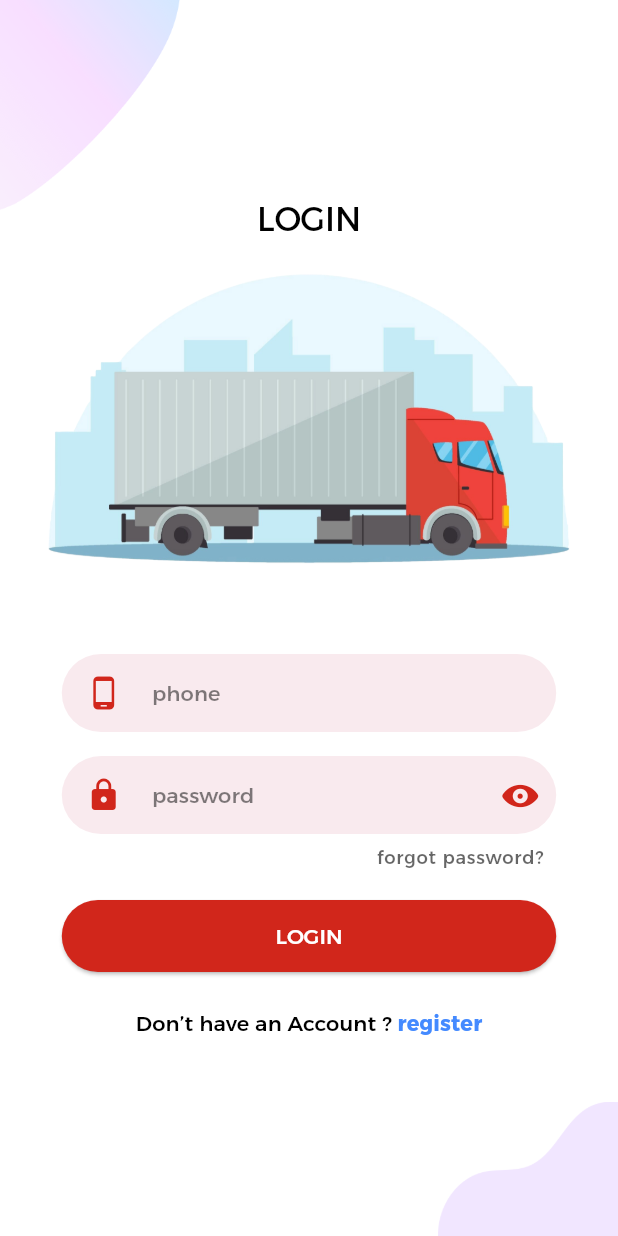
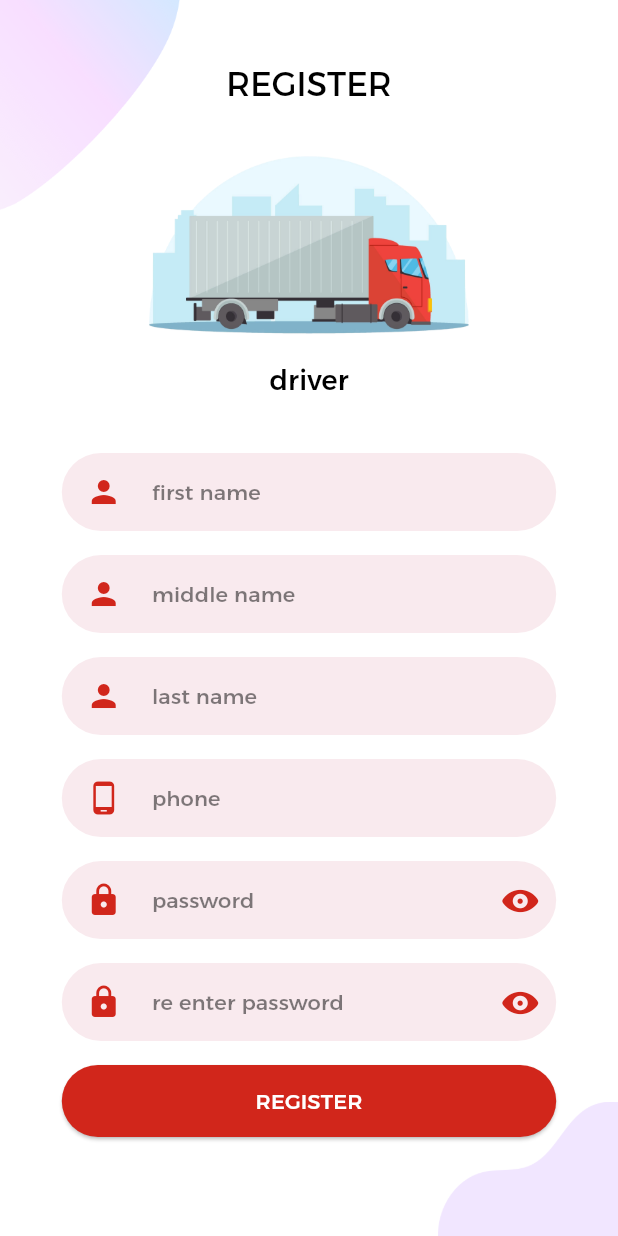
Before and after one commit to abd-Mohsen/shipping-app, a Flutter app: the screen it shows after launch, after a tap on "register", on a phone screen of 412 x 824 dp. Run offline on Flutter 3.47's test engine with Material 3 defaults, Android fonts, the phone set to English and light mode, and no system bars; our stand-ins replace flutter_spinkit, geolocator, get, get_storage, otp_text_field, timer_count_down; accounts and stored records are empty.

Commit message:
started with register page

```diff
--- a/lib/controllers/register_controller.dart
+++ b/lib/controllers/register_controller.dart
@@ -16,13 +16,17 @@ class RegisterController extends GetxController {
     super.onClose();
   }
 
+  List<String> roles = ["driver", "customer", "company", "employee"];
+
   @override
   void onInit() {
     getSupervisorsNames();
     super.onInit();
   }
 
-  final userName = TextEditingController();
+  final firstName = TextEditingController();
+  final middleName = TextEditingController();
+  final lastName = TextEditingController();
   final email = TextEditingController();
   final password = TextEditingController();
   final rePassword = TextEditingController();
--- a/lib/views/components/auth_background.dart
+++ b/lib/views/components/auth_background.dart
@@ -18,7 +18,7 @@ class AuthBackground extends StatelessWidget {
   Widget build(BuildContext context) {
     ColorScheme cs = Theme.of(context).colorScheme;
     return PopScope(
-      canPop: false,
+      canPop: true,
       onPopInvokedWithResult: (didPop, result) async {
         if (didPop) {
           return;
--- a/lib/views/login_view.dart
+++ b/lib/views/login_view.dart
@@ -2,7 +2,9 @@ import 'package:flutter/cupertino.dart';
 import 'package:flutter/material.dart';
 import 'package:get/get.dart';
 import 'package:shipment/controllers/login_controller.dart';
+import 'package:shipment/controllers/register_controller.dart';
 import 'package:shipment/views/components/auth_field.dart';
+import 'package:shipment/views/register_view.dart';
 import 'components/auth_background.dart';
 import 'package:flutter_spinkit/flutter_spinkit.dart';
 
@@ -31,7 +33,10 @@ class LoginView extends StatelessWidget {
                   Expanded(
                     flex: 16,
                     //todo: replace png with svg to save space
-                    child: Image.asset('assets/images/red2.png'),
+                    child: Hero(
+                      tag: "auth_image",
+                      child: Image.asset('assets/images/driver.png'),
+                    ),
                   ),
                   const Spacer(),
                 ],
@@ -107,7 +112,8 @@ class LoginView extends StatelessWidget {
                         ),
                       ),
                       const SizedBox(height: 8),
-                      GetBuilder<LoginController>(builder: (controller) {
+                      GetBuilder<LoginController>(
+                        builder: (controller) {
                           return ElevatedButton(
                             onPressed: () {
                               controller.login();
@@ -130,7 +136,8 @@ class LoginView extends StatelessWidget {
                               ),
                             ),
                           );
-                      }),
+                        },
+                      ),
                       const SizedBox(height: 24),
                       Row(
                         mainAxisAlignment: MainAxisAlignment.center,
@@ -141,7 +148,7 @@ class LoginView extends StatelessWidget {
                           ),
                           GestureDetector(
                             onTap: () {
-                              //todo: go to register
+                              Get.to(() => RegisterView());
                             },
                             child: Text(
                               "register",
--- /dev/null
+++ b/lib/views/register_view.dart
@@ -0,0 +1,245 @@
+import 'package:flutter/cupertino.dart';
+import 'package:flutter/material.dart';
+import 'package:flutter_spinkit/flutter_spinkit.dart';
+import 'package:shipment/controllers/register_controller.dart';
+import 'package:get/get.dart';
+
+import 'components/auth_background.dart';
+import 'components/auth_field.dart';
+
+class RegisterView extends StatelessWidget {
+  const RegisterView({super.key});
+
+  @override
+  Widget build(BuildContext context) {
+    ColorScheme cs = Theme.of(context).colorScheme;
+    TextTheme tt = Theme.of(context).textTheme;
+    RegisterController rC = Get.put(RegisterController());
+
+    return AuthBackground(
+      child: SingleChildScrollView(
+        child: Column(
+          children: <Widget>[
+            Column(
+              children: [
+                Padding(
+                  padding: const EdgeInsets.only(bottom: 16),
+                  child: Text(
+                    "Register".toUpperCase(),
+                    style: tt.titleLarge!.copyWith(color: cs.onSurface),
+                  ),
+                ),
+                Row(
+                  children: [
+                    //const Spacer(),
+                    Expanded(
+                      flex: 3,
+                      //todo: replace png with svg to save space
+                      child: Hero(
+                        tag: "auth_image",
+                        child: SizedBox(
+                          height: 200,
+                          child: CarouselView(
+                            //todo: replace with the package, and add worm
+                            backgroundColor: Colors.transparent,
+                            itemSnapping: true,
+                            itemExtent: MediaQuery.of(context).size.width,
+                            children: List.generate(
+                              4,
+                              (i) => Column(
+                                children: [
+                                  SizedBox(height: 150, child: Image.asset('assets/images/${rC.roles[i]}.png')),
+                                  Text(
+                                    rC.roles[i],
+                                    style: tt.titleMedium!.copyWith(color: cs.onSurface),
+                                  ),
+                                ],
+                              ),
+                            ),
+                          ),
+                        ),
+                      ),
+                    ),
+                    //const Spacer(),
+                  ],
+                ),
+                //const SizedBox(height: 8),
+              ],
+            ),
+            Row(
+              children: [
+                const Spacer(),
+                Expanded(
+                  flex: 8,
+                  child: Form(
+                    key: rC.registerFormKey,
+                    child: Column(
+                      crossAxisAlignment: CrossAxisAlignment.end,
+                      children: [
+                        AuthField(
+                          controller: rC.firstName,
+                          keyboardType: TextInputType.text,
+                          textInputAction: TextInputAction.next,
+                          label: "first name",
+                          prefixIcon: Padding(
+                            padding: const EdgeInsets.symmetric(horizontal: 16),
+                            child: Icon(Icons.person, color: cs.primary),
+                          ),
+                          validator: (val) {
+                            return validateInput(rC.firstName.text, 4, 50, "");
+                          },
+                          onChanged: (val) {
+                            if (rC.buttonPressed) rC.registerFormKey.currentState!.validate();
+                          },
+                        ),
+                        AuthField(
+                          controller: rC.middleName,
+                          keyboardType: TextInputType.text,
+                          textInputAction: TextInputAction.next,
+                          label: "middle name",
+                          prefixIcon: Padding(
+                            padding: const EdgeInsets.symmetric(horizontal: 16),
+                            child: Icon(Icons.person, color: cs.primary),
+                          ),
+                          validator: (val) {
+                            return validateInput(rC.middleName.text, 4, 50, "");
+                          },
+                          onChanged: (val) {
+                            if (rC.buttonPressed) rC.registerFormKey.currentState!.validate();
+                          },
+                        ),
+                        AuthField(
+                          controller: rC.lastName,
+                          keyboardType: TextInputType.text,
+                          textInputAction: TextInputAction.next,
+                          label: "last name",
+                          prefixIcon: Padding(
+                            padding: const EdgeInsets.symmetric(horizontal: 16),
+                            child: Icon(Icons.person, color: cs.primary),
+                          ),
+                          validator: (val) {
+                            return validateInput(rC.lastName.text, 4, 50, "");
+                          },
+                          onChanged: (val) {
+                            if (rC.buttonPressed) rC.registerFormKey.currentState!.validate();
+                          },
+                        ),
+                        AuthField(
+                          controller: rC.phone,
+                          keyboardType: TextInputType.emailAddress,
+                          textInputAction: TextInputAction.next,
+                          label: "phone",
+                          prefixIcon: Padding(
+                            padding: const EdgeInsets.symmetric(horizontal: 16),
+                            child: Icon(Icons.phone_android, color: cs.primary),
+                          ),
+                          validator: (val) {
+                            return validateInput(rC.phone.text, 4, 50, "phone");
+                          },
+                          onChanged: (val) {
+                            if (rC.buttonPressed) rC.registerFormKey.currentState!.validate();
+                          },
+                        ),
+                        GetBuilder<RegisterController>(
+                          builder: (controller) {
+                            return AuthField(
+                              controller: rC.password,
+                              obscure: !controller.passwordVisible,
+                              keyboardType: TextInputType.text,
+                              textInputAction: TextInputAction.next,
+                              label: "password",
+                              prefixIcon: Padding(
+                                padding: const EdgeInsets.symmetric(horizontal: 16),
+                                child: Icon(Icons.lock, color: cs.primary),
+                              ),
+                              suffixIcon: controller.passwordVisible
+                                  ? GestureDetector(
+                                      onTap: () => controller.togglePasswordVisibility(false),
+                                      child: Icon(CupertinoIcons.eye_slash_fill, color: cs.primary),
+                                    )
+                                  : GestureDetector(
+                                      onTap: () => controller.togglePasswordVisibility(true),
+                                      child: Icon(CupertinoIcons.eye_fill, color: cs.primary),
+                                    ),
+                              validator: (val) {
+                                return validateInput(rC.password.text, 4, 50, "password",
+                                    pass: rC.password.text, rePass: rC.rePassword.text);
+                              },
+                              onChanged: (val) {
+                                if (rC.buttonPressed) rC.registerFormKey.currentState!.validate();
+                              },
+                            );
+                          },
+                        ),
+                        GetBuilder<RegisterController>(
+                          builder: (controller) {
+                            return AuthField(
+                              controller: rC.rePassword,
+                              obscure: !controller.rePasswordVisible,
+                              keyboardType: TextInputType.text,
+                              textInputAction: TextInputAction.done,
+                              label: "re enter password",
+                              prefixIcon: Padding(
+                                padding: const EdgeInsets.symmetric(horizontal: 16),
+                                child: Icon(Icons.lock, color: cs.primary),
+                              ),
+                              suffixIcon: controller.rePasswordVisible
+                                  ? GestureDetector(
+                                      onTap: () => controller.toggleRePasswordVisibility(false),
+                                      child: Icon(CupertinoIcons.eye_slash_fill, color: cs.primary),
+                                    )
+                                  : GestureDetector(
+                                      onTap: () => controller.toggleRePasswordVisibility(true),
+                                      child: Icon(CupertinoIcons.eye_fill, color: cs.primary),
+                                    ),
+                              validator: (val) {
+                                return validateInput(rC.rePassword.text, 4, 50, "password",
+                                    pass: rC.password.text, rePass: rC.rePassword.text);
+                              },
+                              onChanged: (val) {
+                                if (rC.buttonPressed) rC.registerFormKey.currentState!.validate();
+                              },
+                            );
+                          },
+                        ),
+                        const SizedBox(height: 16),
+                        GetBuilder<RegisterController>(
+                          builder: (controller) {
+                            return ElevatedButton(
+                              onPressed: () {
+                                controller.register();
+                              },
+                              style: ButtonStyle(
+                                backgroundColor: WidgetStateProperty.all<Color>(cs.primary),
+                              ),
+                              child: Padding(
+                                padding: const EdgeInsets.symmetric(vertical: 14.0),
+                                child: SizedBox(
+                                  width: double.infinity,
+                                  child: Center(
+                                    child: controller.isLoading
+                                        ? SpinKitThreeBounce(color: cs.onPrimary, size: 20)
+                                        : Text(
+                                            "register".toUpperCase(),
+                                            style: tt.titleSmall!.copyWith(color: cs.onPrimary),
+                                          ),
+                                  ),
+                                ),
+                              ),
+                            );
+                          },
+                        ),
+                        const SizedBox(height: 24),
+                      ],
+                    ),
+                  ),
+                ),
+                const Spacer(),
+              ],
+            ),
+          ],
+        ),
+      ),
+    );
+  }
+}
```
Also changed, not shown: assets/images/company.png (renamed from assets/images/red3.png), assets/images/customer.png (renamed from assets/images/red1.png), assets/images/driver.png (renamed from assets/images/red2.png), assets/images/employee.png (added), assets/images/rb_5230.png (added). Lines whose indentation alone changed are shown as unchanged.
